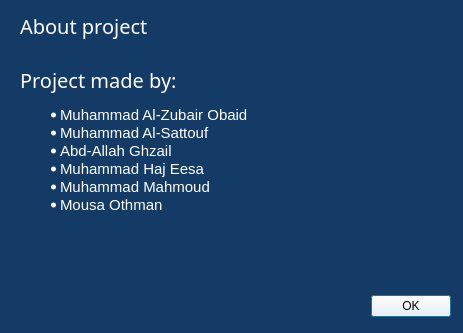
Before: the Qt Designer form about.ui in mzomzo2018/lss, drawn with Qt 5.
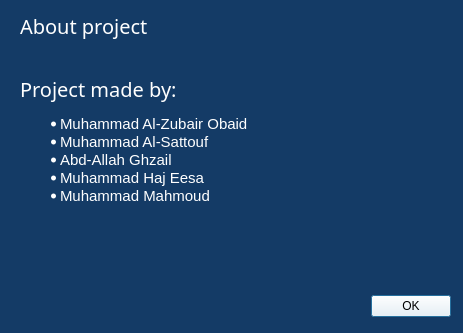
After: the same form once the commit is applied. Icons and pictures are not drawn.

Commit message: update about window

```diff
--- a/about.ui
+++ b/about.ui
@@ -557,7 +557,6 @@
         &lt;li style=&quot; font-size:11pt;&quot;&gt;Abd-Allah Ghzail&lt;/li&gt;
         &lt;li style=&quot; font-size:11pt;&quot;&gt;Muhammad Haj Eesa&lt;/li&gt;
         &lt;li style=&quot; font-size:11pt;&quot;&gt;Muhammad Mahmoud&lt;/li&gt;
-        &lt;li style=&quot; font-size:11pt;&quot;&gt;Mousa Othman&lt;/li&gt;
         &lt;p&gt;&lt;br /&gt;
     &lt;/ul&gt;
 &lt;/body&gt;
```
The commit also changes 5 other files.
